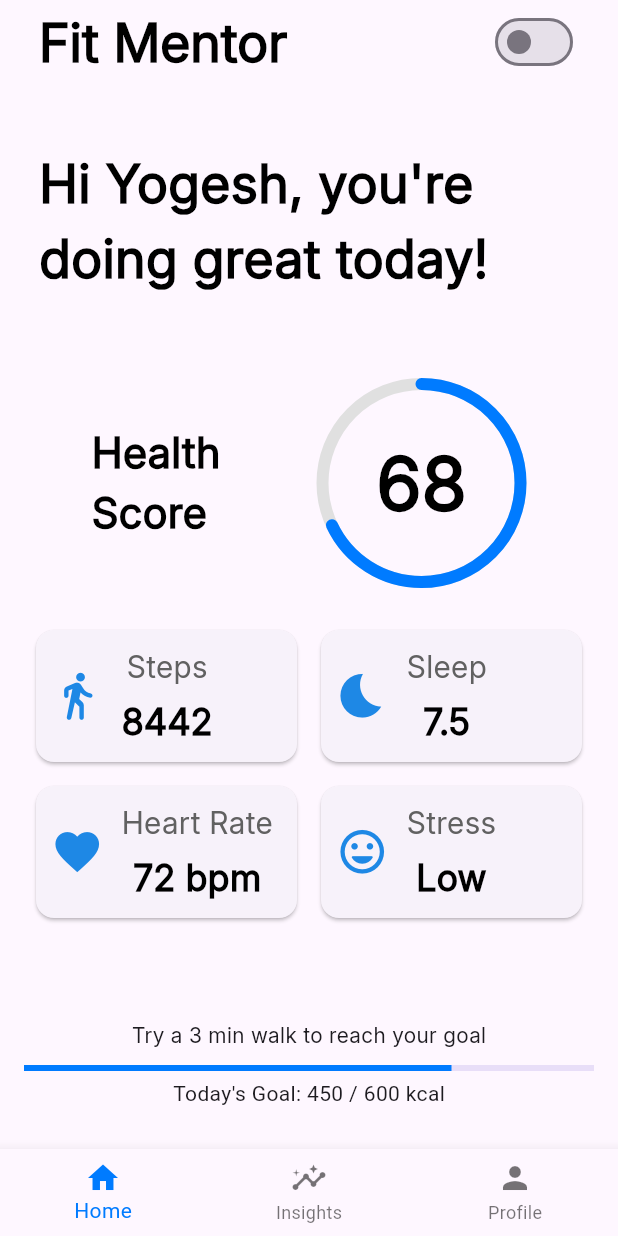
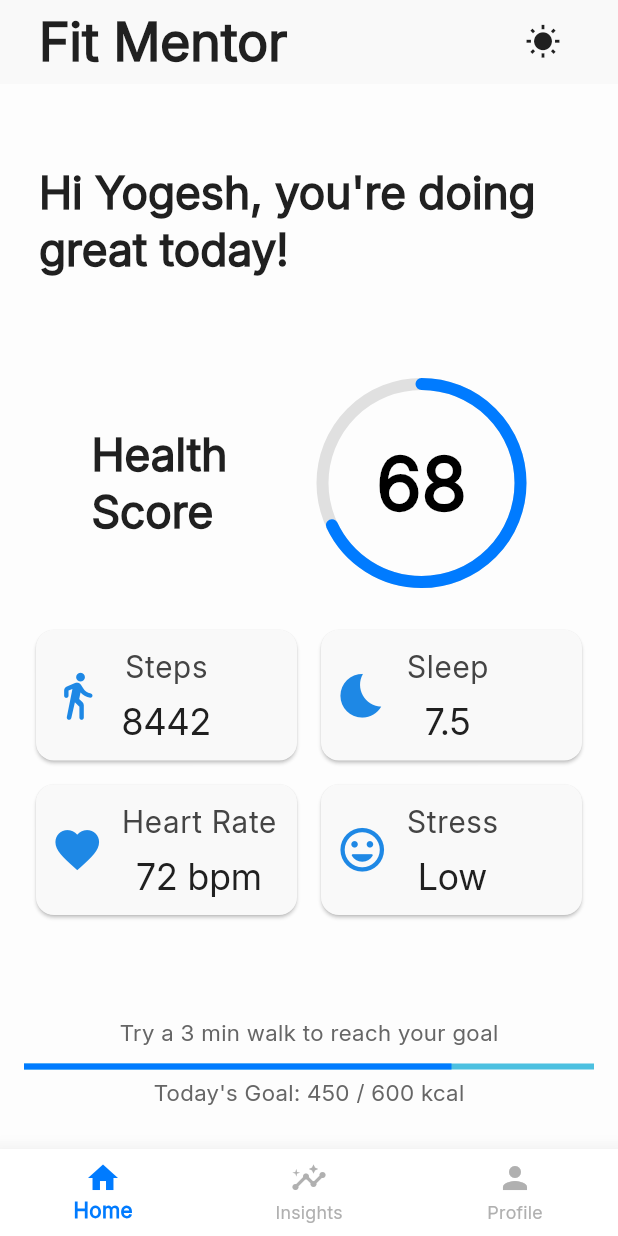
Before and after one commit to YogeshKumarYadav/FitMentor, a Flutter app: the screen it shows after launch, on a phone screen of 412 x 824 dp. Run offline on Flutter 3.47's test engine with Material 3 defaults, Android fonts, the phone set to English and light mode, and no system bars.

Commit message:
Added theme colors

```diff
--- a/lib/app/app.dart
+++ b/lib/app/app.dart
@@ -1,7 +1,8 @@
 import 'package:fit_mentor/app/slider.dart';
-import 'package:fit_mentor/core/theme/theme.dart';
 import 'package:flutter/material.dart';
 import 'package:provider/provider.dart';
+import '../core/theme/dark_theme.dart';
+import '../core/theme/light_theme.dart';
 import '../core/theme/theme_provider.dart';
 
 
--- /dev/null
+++ b/lib/core/theme/dark_theme.dart
@@ -0,0 +1,70 @@
+import 'package:flutter/material.dart';
+
+final darkTheme = ThemeData(
+  brightness: Brightness.dark,
+  primaryColor: const Color(0xFF2D70F2),
+  scaffoldBackgroundColor: const Color(0xFF121212),
+  fontFamily: 'Inter',
+  cardColor: const Color(0xFF1E1E1E),
+  iconTheme: const IconThemeData(color: Color(0xFF4CC0E0)),
+  textTheme: const TextTheme(
+    headlineLarge: TextStyle(
+      fontSize: 65,
+      fontWeight: FontWeight.bold,
+      color: Colors.white,
+    ),
+    headlineMedium: TextStyle(
+      fontSize: 35,
+      fontWeight: FontWeight.bold,
+      color: Colors.white,
+    ),
+    titleLarge: TextStyle(
+      fontSize: 30,
+      fontWeight: FontWeight.w600,
+      color: Colors.white,
+    ),
+    titleMedium: TextStyle(
+      fontSize: 25,
+      fontWeight: FontWeight.w500,
+      color: Color(0xFF4CC0E0),
+    ),
+    bodyLarge: TextStyle(
+      fontSize: 20,
+      color: Color(0xFFE0E0E0),
+    ),
+    bodyMedium: TextStyle(
+      fontSize: 15,
+      color: Color(0xFFAAAAAA),
+    ),
+  ),
+  colorScheme: const ColorScheme.dark(
+    primary: Color(0xFF2D70F2),
+    secondary: Color(0xFF4CC0E0),
+    surface: Color(0xFF1E1E1E),
+    onPrimary: Colors.white,
+    onSecondary: Colors.black,
+    onSurface: Colors.white,
+    error: Colors.redAccent,
+    onError: Colors.black,
+  ),
+  elevatedButtonTheme: ElevatedButtonThemeData(
+    style: ElevatedButton.styleFrom(
+      backgroundColor: const Color(0xFF2D70F2),
+      foregroundColor: Colors.white,
+      shape: RoundedRectangleBorder(
+        borderRadius: BorderRadius.circular(12),
+      ),
+      textStyle: const TextStyle(
+        fontSize: 14,
+        fontWeight: FontWeight.w600,
+      ),
+    ),
+  ),
+  bottomNavigationBarTheme: const BottomNavigationBarThemeData(
+    selectedItemColor: Color(0xFF4CC0E0),
+    unselectedItemColor: Color(0xFF888888),
+    backgroundColor: Color(0xFF121212),
+    elevation: 12,
+    selectedLabelStyle: TextStyle(fontWeight: FontWeight.w600),
+  ),
+);
--- /dev/null
+++ b/lib/core/theme/light_theme.dart
@@ -0,0 +1,70 @@
+import 'package:flutter/material.dart';
+
+final lightTheme = ThemeData(
+  brightness: Brightness.light,
+  primaryColor: const Color(0xFF2D70F2),
+  scaffoldBackgroundColor: const Color(0xFFFDFDFD),
+  fontFamily: 'Inter',
+  cardColor: const Color(0xFFF9F9F9),
+  iconTheme: const IconThemeData(color: Color(0xFF2D70F2)),
+  textTheme: const TextTheme(
+    headlineLarge: TextStyle(
+      fontSize: 45,
+      fontWeight: FontWeight.bold,
+      color: Color(0xFF202020),
+    ),
+    headlineMedium: TextStyle(
+      fontSize: 35,
+      fontWeight: FontWeight.bold,
+      color: Color(0xFF202020),
+    ),
+    titleLarge: TextStyle(
+      fontSize: 30,
+      fontWeight: FontWeight.w600,
+      color: Color(0xFF202020),
+    ),
+    titleMedium: TextStyle(
+      fontSize: 25,
+      fontWeight: FontWeight.w500,
+      color: Color(0xFF2D70F2),
+    ),
+    bodyLarge: TextStyle(
+      fontSize: 20,
+      color: Color(0xFF444444),
+    ),
+    bodyMedium: TextStyle(
+      fontSize: 15,
+      color: Color(0xFF666666),
+    ),
+  ),
+  colorScheme: const ColorScheme.light(
+    primary: Color(0xFF2D70F2),
+    secondary: Color(0xFF4CC0E0),
+    surface: Color(0xFFF9F9F9),
+    onPrimary: Colors.white,
+    onSecondary: Colors.black,
+    onSurface: Color(0xFF202020),
+    error: Colors.redAccent,
+    onError: Colors.white,
+  ),
+  elevatedButtonTheme: ElevatedButtonThemeData(
+    style: ElevatedButton.styleFrom(
+      backgroundColor: const Color(0xFF2D70F2),
+      foregroundColor: Colors.white,
+      shape: RoundedRectangleBorder(
+        borderRadius: BorderRadius.circular(12),
+      ),
+      textStyle: const TextStyle(
+        fontSize: 14,
+        fontWeight: FontWeight.w600,
+      ),
+    ),
+  ),
+  bottomNavigationBarTheme: const BottomNavigationBarThemeData(
+    selectedItemColor: Color(0xFF2D70F2),
+    unselectedItemColor: Color(0xFFB0B0B0),
+    backgroundColor: Colors.white,
+    elevation: 12,
+    selectedLabelStyle: TextStyle(fontWeight: FontWeight.w600),
+  ),
+);
--- a/lib/core/theme/theme.dart
+++ /dev/null
@@ -1,13 +0,0 @@
-import 'package:flutter/material.dart';
-
-final lightTheme = ThemeData(
-  brightness: Brightness.light,
-  primaryColor: Colors.blue,
-  // Other light theme properties
-);
-
-final darkTheme = ThemeData(
-  brightness: Brightness.dark,
-  primaryColor: Colors.indigo,
-  // Other dark theme properties
-);
--- a/lib/core/theme/theme_provider.dart
+++ b/lib/core/theme/theme_provider.dart
@@ -11,6 +11,7 @@ class ThemeProvider extends ChangeNotifier {
 
   void toggleTheme() {
     _themeMode = _themeMode == ThemeMode.light ? ThemeMode.dark : ThemeMode.light;
+    _isDarkMode = !_isDarkMode;
     notifyListeners();
   }
 }
--- a/lib/features/home.dart
+++ b/lib/features/home.dart
@@ -23,20 +23,18 @@ class HomeScreen extends StatelessWidget {
         padding: const EdgeInsets.symmetric(vertical: 10, horizontal: 10),
         child: Row(
           children: [
-            const Text('Fit Mentor',
-              style: TextStyle(
-                fontFamily: 'Inter',
-                fontSize: 35,
-                fontWeight: FontWeight.bold,
-                color: Colors.black,
-              ),
+            Text('Fit Mentor',
+              style: Theme.of(context).textTheme.headlineMedium
             ),
             const Spacer(),
             Consumer<ThemeProvider>(
               builder: (context, themeProvider, child) {
-                return Switch(
-                  value: themeProvider.isDarkMode,
-                  onChanged: (value) {
+                return IconButton(
+                  icon: Icon(themeProvider.isDarkMode
+                      ? Icons.nightlight_round
+                      : Icons.wb_sunny
+                  ),
+                  onPressed: () {
                     themeProvider.toggleTheme();
                   },
                 );
--- a/lib/features/widgets/health_score_card.dart
+++ b/lib/features/widgets/health_score_card.dart
@@ -1,5 +1,8 @@
 import 'package:flutter/material.dart';
+import 'package:provider/provider.dart';
 import 'dart:math' as math;
+
+import '../../core/theme/theme_provider.dart';
 
 class HealthScoreCircle extends StatelessWidget {
   final int score;
@@ -30,12 +33,7 @@ class HealthScoreCircle extends StatelessWidget {
           width: 100,
           child: Text(
           label,
-          style: TextStyle(
-            fontFamily: 'Inter',
-            fontSize: 28,
-            fontWeight: FontWeight.bold,
-            color: Colors.black,
-          ),
+          style: Theme.of(context).textTheme.titleLarge
         ),),
         const SizedBox(width: 50),
         SizedBox(
@@ -50,14 +48,18 @@ class HealthScoreCircle extends StatelessWidget {
               backgroundColor: backgroundColor,
             ),
             child: Center(
-              child: Text(
+              child: Consumer<ThemeProvider>(
+                builder: (context, themeProvider, child) {
+                  return Text(
                     score.toString(),
                     style: TextStyle(
                       fontFamily: 'Inter',
                       fontSize: radius * 0.7,
                       fontWeight: FontWeight.bold,
-                  color: Colors.black,
+                      color: themeProvider.isDarkMode? Colors.white: Colors.black
                     ),
+                  );
+                },
               ),
             ),
           ),
--- a/lib/features/widgets/health_stat_card.dart
+++ b/lib/features/widgets/health_stat_card.dart
@@ -33,22 +33,12 @@ class HealthStatCard extends StatelessWidget {
                   children: [
                     Text(
                       title,
-                      style: TextStyle(
-                        fontFamily: 'Inter',
-                        fontSize: 20,
-                        fontWeight: FontWeight.w500,
-                        color: Colors.grey[700],
-                      ),
+                      style: Theme.of(context).textTheme.bodyLarge
                     ),
                     const SizedBox(height: 5),
                     Text(
                       value,
-                      style: const TextStyle(
-                        fontFamily: 'Inter',
-                        fontSize: 24,
-                        fontWeight: FontWeight.bold,
-                        color: Colors.black,
-                      ),
+                      style: Theme.of(context).textTheme.headlineSmall
                     ),
                   ],
                 )
--- a/lib/features/widgets/welcome_text_card.dart
+++ b/lib/features/widgets/welcome_text_card.dart
@@ -21,12 +21,7 @@ class WelcomeText extends StatelessWidget {
         children: <Widget>[
           Flexible(
             child: Text("Hi $name, you're doing great today!",
-              style: const TextStyle(
-                fontFamily: 'Inter',
-                fontSize: 35,
-                fontWeight: FontWeight.bold,
-                color: Colors.black,
-              ),
+              style: Theme.of(context).textTheme.titleLarge
             ),
           )
         ],
```
Lines whose indentation alone changed are shown as unchanged.
